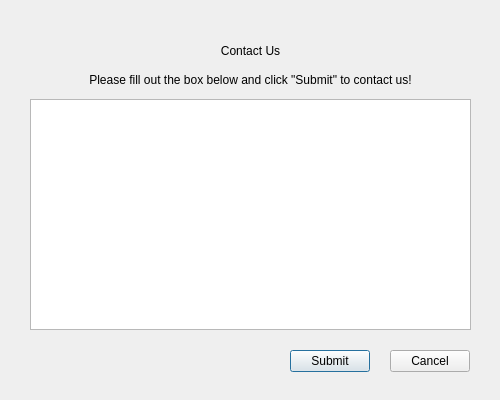
The window that contactus.ui (Rthiskidw/scrumBagModeler) describes before a commit, drawn with Qt 5.
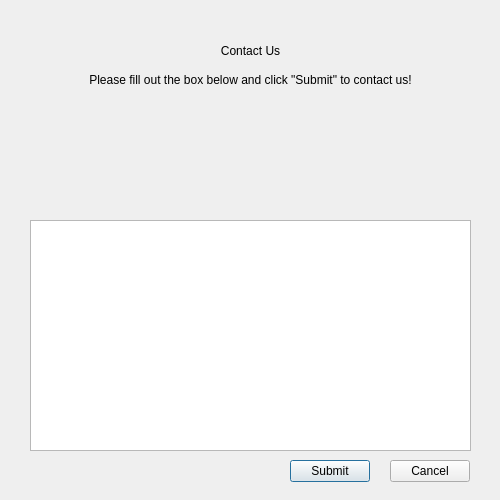
The same window after the commit. Icons and pictures are not drawn.

```diff
--- a/contactus.ui
+++ b/contactus.ui
@@ -7,7 +7,7 @@
     <x>0</x>
     <y>0</y>
     <width>500</width>
-    <height>400</height>
+    <height>500</height>
    </rect>
   </property>
   <property name="windowTitle">
@@ -49,7 +49,7 @@
    <property name="geometry">
     <rect>
      <x>30</x>
-     <y>99</y>
+     <y>220</y>
      <width>441</width>
      <height>231</height>
     </rect>
@@ -59,7 +59,7 @@
    <property name="geometry">
     <rect>
      <x>290</x>
-     <y>350</y>
+     <y>460</y>
      <width>80</width>
      <height>22</height>
     </rect>
@@ -72,7 +72,7 @@
    <property name="geometry">
     <rect>
      <x>390</x>
-     <y>350</y>
+     <y>460</y>
      <width>80</width>
      <height>22</height>
     </rect>
@@ -81,6 +81,22 @@
     <string>Cancel</string>
    </property>
   </widget>
+  <widget class="QLabel" name="logo_label">
+   <property name="geometry">
+    <rect>
+     <x>160</x>
+     <y>50</y>
+     <width>191</width>
+     <height>191</height>
+    </rect>
+   </property>
+   <property name="text">
+    <string>&lt;html&gt;&lt;head/&gt;&lt;body&gt;&lt;p&gt;&lt;img src=&quot;:/new/prefix1/c3602dc5-b717-4b76-a16c-feb951f242e4_200x200.png&quot;/&gt;&lt;/p&gt;&lt;/body&gt;&lt;/html&gt;</string>
+   </property>
+   <property name="alignment">
+    <set>Qt::AlignCenter</set>
+   </property>
+  </widget>
  </widget>
  <resources/>
  <connections/>
```
